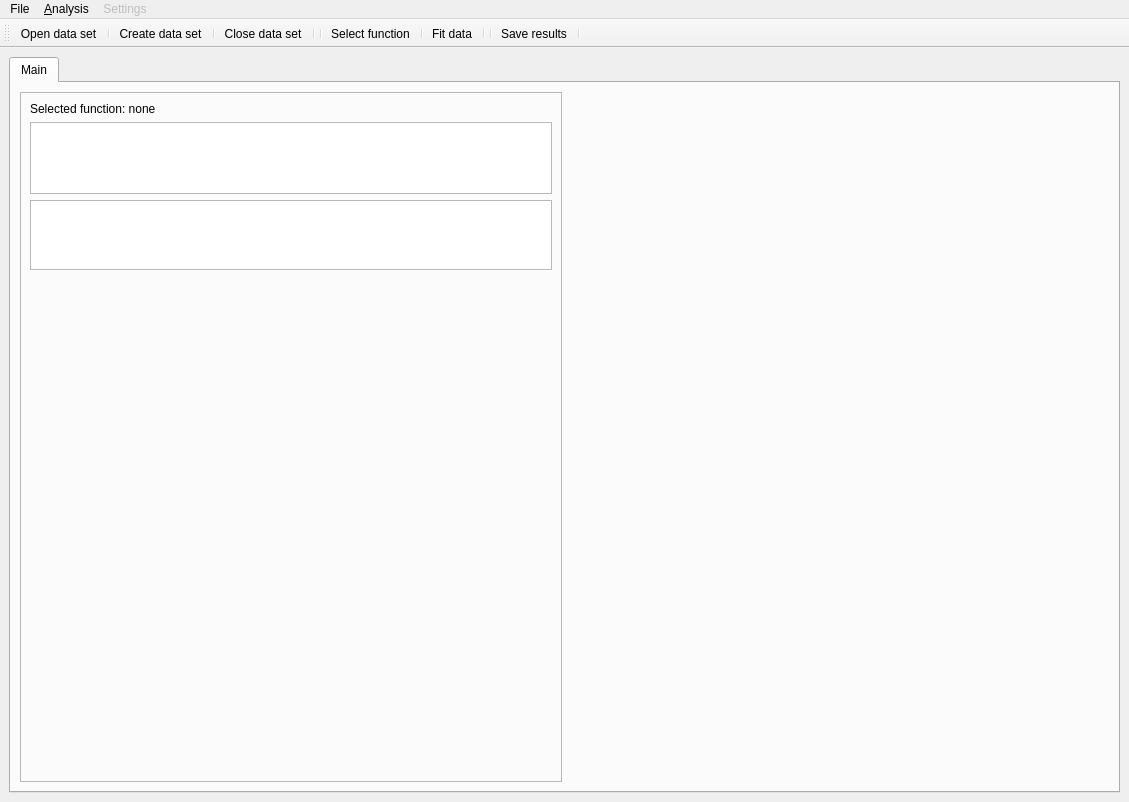
Above: Resources/UI/blits.ui from ubenu/Blits before the change. Below: the same form after it.
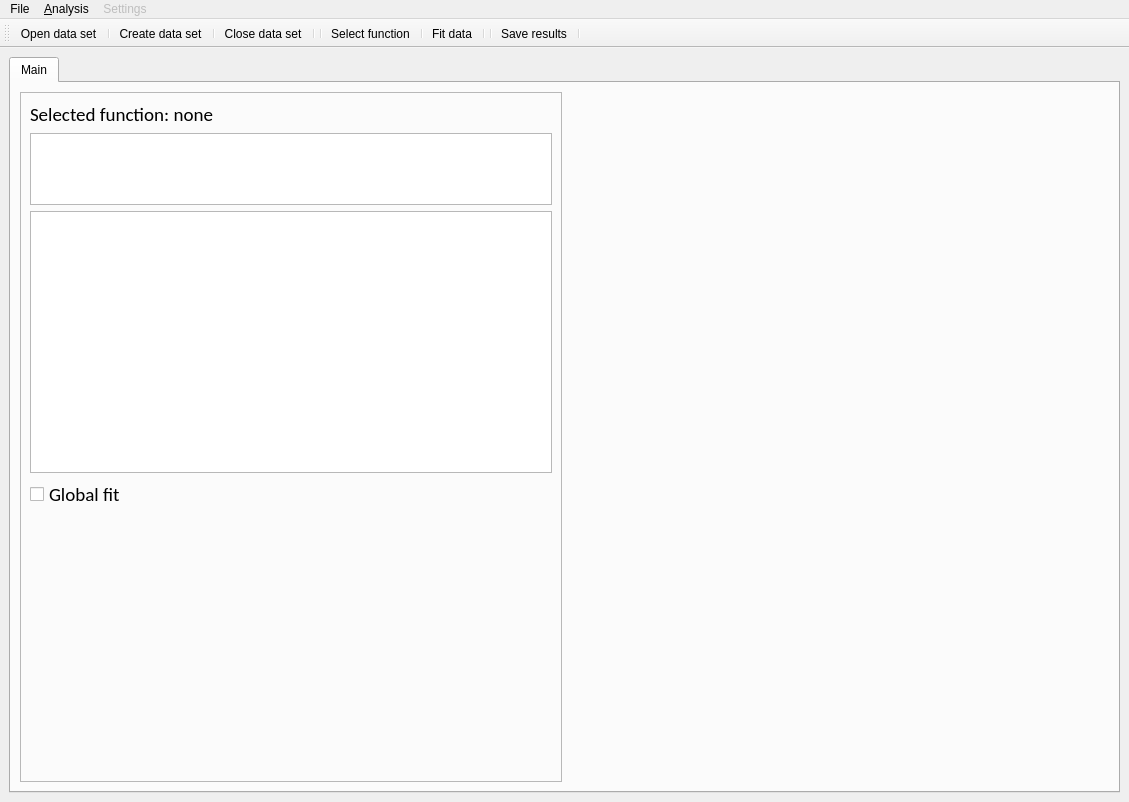
That is the form after the change. Icons and pictures are not drawn.

```diff
--- a/Resources/UI/blits.ui
+++ b/Resources/UI/blits.ui
@@ -49,6 +49,12 @@
           <layout class="QVBoxLayout" name="params_layout">
            <item>
             <widget class="QLabel" name="lbl_fn_name">
+             <property name="font">
+              <font>
+               <family>Calibri</family>
+               <pointsize>14</pointsize>
+              </font>
+             </property>
              <property name="text">
               <string>Selected function: none</string>
              </property>
@@ -74,15 +80,18 @@
             </widget>
            </item>
            <item>
-            <widget class="QTableView" name="tbl_params">
-             <property name="sizePolicy">
-              <sizepolicy hsizetype="Expanding" vsizetype="Preferred">
-               <horstretch>0</horstretch>
-               <verstretch>0</verstretch>
-              </sizepolicy>
+            <widget class="QTableView" name="tbl_params"/>
+           </item>
+           <item>
+            <widget class="QCheckBox" name="chk_global">
+             <property name="font">
+              <font>
+               <family>Calibri</family>
+               <pointsize>14</pointsize>
+              </font>
              </property>
-             <property name="sizeAdjustPolicy">
-              <enum>QAbstractScrollArea::AdjustToContents</enum>
+             <property name="text">
+              <string>Global fit</string>
              </property>
             </widget>
            </item>
```
Left out of the diff: 3 changed lines with no effect on the pictures.
